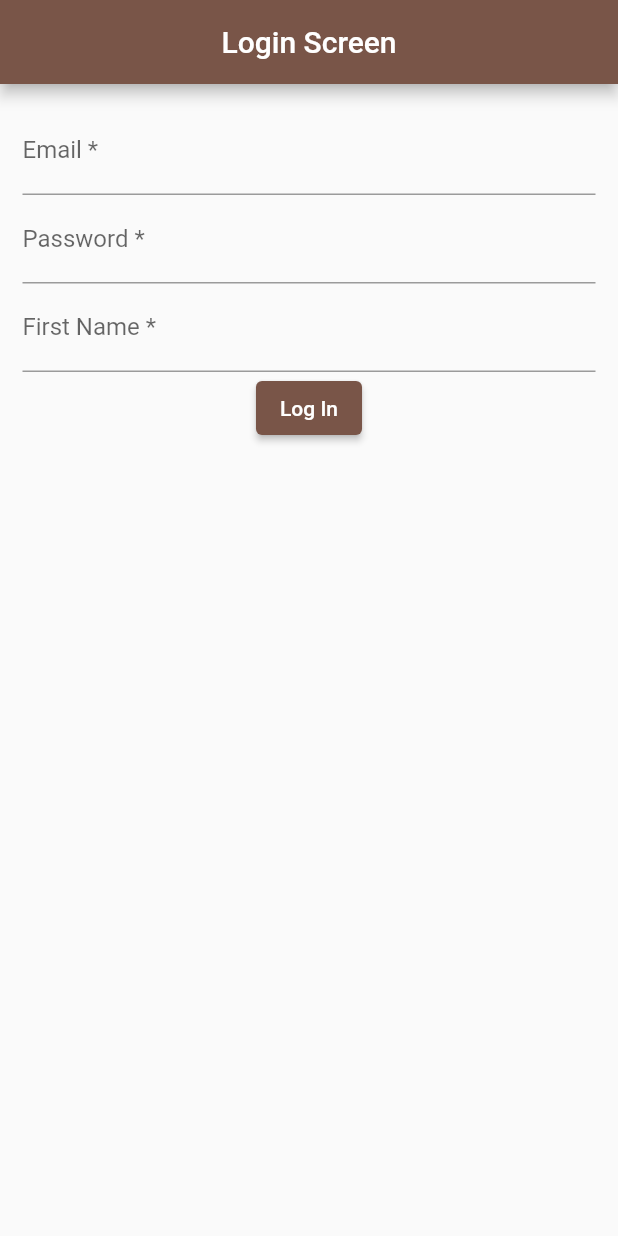
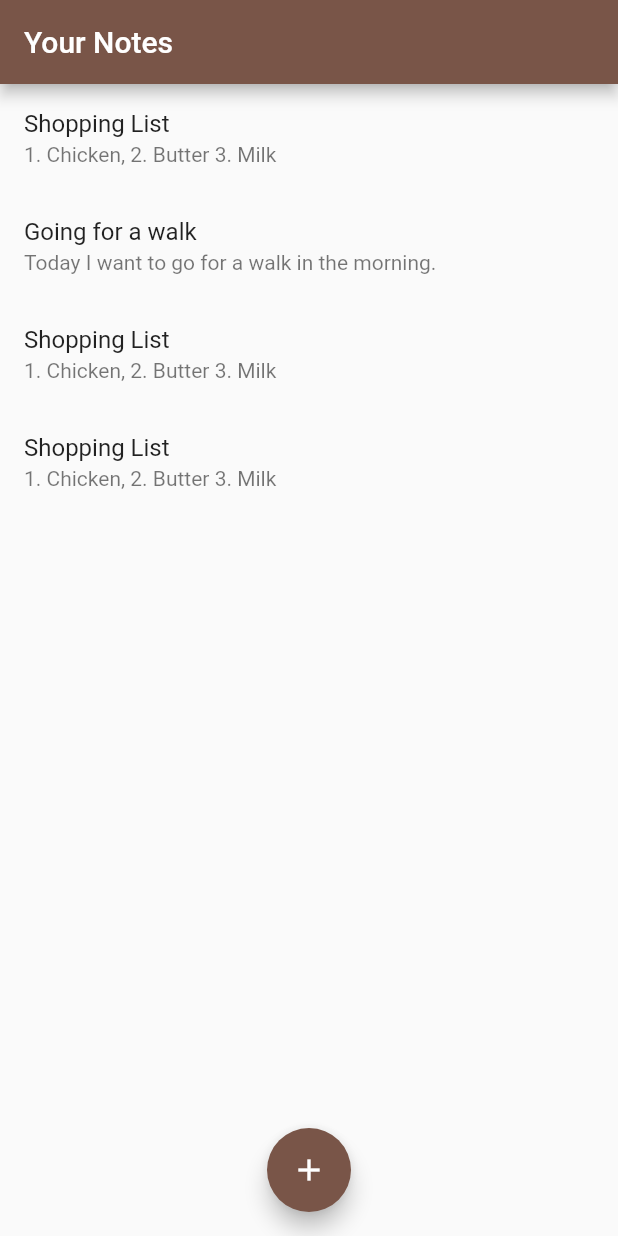
Before and after one commit to TarekFaysal/flutter_project_3, a Flutter app: the screen it shows after launch, on a phone screen of 412 x 824 dp. Run offline on Flutter 3.47's test engine with Material 2 defaults, Android fonts, the phone set to English and light mode, and no system bars.

Commit message:
note app v1

```diff
--- a/lib/main.dart
+++ b/lib/main.dart
@@ -1,7 +1,7 @@
 import 'package:flutter/material.dart';
-import 'package:flutter_project_3/screens/second/second_screen.dart';
-import 'package:flutter_project_3/screens/third/third_screen.dart';
-import 'package:flutter_project_3/screens/welcome/welcome_screen.dart';
+import 'package:flutter_project_3/screens/create_note/create_note_screen.dart';
+import 'package:flutter_project_3/screens/note_details/note_details_screen.dart';
+import 'package:flutter_project_3/screens/notes/notes_screen.dart';
 
 void main() {
   runApp(MyApp());
@@ -30,10 +30,10 @@ class MyApp extends StatelessWidget {
         // closer together (more dense) than on mobile platforms.
         visualDensity: VisualDensity.adaptivePlatformDensity,
       ),
-      home: WelcomeScreen(),
+      home: NotesScreen(),
       routes: {
-        SecondScreen.routeName: (ctx) => SecondScreen(),
-        ThirdScreen.routeName: (ctx) => ThirdScreen()
+        NoteDetailsScreen.routeName: (ctx) => NoteDetailsScreen(),
+        CreateNoteScreen.routeName: (ctx) => CreateNoteScreen()
       },
     );
   }
--- /dev/null
+++ b/lib/model/note.dart
@@ -0,0 +1,12 @@
+class Note {
+  var title;
+  var description;
+  Note(this.title, this.description);
+
+  static List<Note> notes = [
+    Note("Shopping List", "1. Chicken, 2. Butter 3. Milk"),
+    Note("Going for a walk", "Today I want to go for a walk in the morning."),
+    Note("Shopping List", "1. Chicken, 2. Butter 3. Milk"),
+    Note("Shopping List", "1. Chicken, 2. Butter 3. Milk"),
+  ];
+}
--- a/lib/model/user.dart
+++ /dev/null
@@ -1,6 +0,0 @@
-class User {
-  var firstName;
-  var lastName;
-  var address;
-  User({this.firstName, this.lastName, this.address});
-}
--- /dev/null
+++ b/lib/screens/notes/notes_screen.dart
@@ -0,0 +1,37 @@
+import 'package:flutter/material.dart';
+import 'package:flutter_project_3/model/note.dart';
+import 'package:flutter_project_3/screens/create_note/create_note_screen.dart';
+import 'package:flutter_project_3/screens/note_details/note_details_screen.dart';
+
+class NotesScreen extends StatelessWidget {
+  const NotesScreen({Key key}) : super(key: key);
+
+  @override
+  Widget build(BuildContext context) {
+    return Scaffold(
+      appBar: AppBar(
+        title: Text("Your Notes"),
+      ),
+      body: ListView.builder(
+        itemBuilder: (context, index) {
+          return ListTile(
+            onTap: () {
+              Navigator.pushNamed(context, NoteDetailsScreen.routeName,
+                  arguments: Note.notes[index]);
+            },
+            title: Text(Note.notes[index].title),
+            subtitle: Text(Note.notes[index].description),
+          );
+        },
+        itemCount: Note.notes.length,
+      ),
+      floatingActionButton: FloatingActionButton(
+        onPressed: () {
+          Navigator.pushNamed(context, CreateNoteScreen.routeName);
+        },
+        child: Icon(Icons.add),
+      ),
+      floatingActionButtonLocation: FloatingActionButtonLocation.centerFloat,
+    );
+  }
+}
--- a/lib/screens/welcome/welcome_screen.dart
+++ /dev/null
@@ -1,85 +0,0 @@
-import 'package:email_validator/email_validator.dart';
-import 'package:flutter/material.dart';
-
-class WelcomeScreen extends StatefulWidget {
-  const WelcomeScreen({Key key}) : super(key: key);
-
-  @override
-  State<WelcomeScreen> createState() => _WelcomeScreenState();
-}
-
-class _WelcomeScreenState extends State<WelcomeScreen> {
-  TextEditingController emailEditingController = TextEditingController();
-  TextEditingController passwordEditingController = TextEditingController();
-  TextEditingController firstNameEditingController = TextEditingController();
-  final _formKey = GlobalKey<FormState>();
-  @override
-  Widget build(BuildContext context) {
-    return Scaffold(
-      appBar: AppBar(
-        centerTitle: true,
-        title: Text("Login Screen"),
-      ),
-      body: SingleChildScrollView(
-        child: Container(
-          margin: EdgeInsets.all(15),
-          child: Form(
-            key: _formKey,
-            child: Column(
-              children: [
-                TextFormField(
-                  validator: (value) {
-                    if (EmailValidator.validate(value)) {
-                      return null;
-                    } else {
-                      return "Please enter a valid email";
-                    }
-                  },
-                  controller: emailEditingController,
-                  decoration:
-                      InputDecoration(hintText: "Email", labelText: "Email *"),
-                ),
-                TextFormField(
-                  validator: (value) {
-                    if (value.length > 8) {
-                      return null;
-                    } else {
-                      return "Password must be a minimum of 8 characters";
-                    }
-                  },
-                  obscureText: true,
-                  controller: passwordEditingController,
-                  decoration: InputDecoration(
-                      hintText: "Password", labelText: "Password *"),
-                ),
-                //first name
-                TextFormField(
-                  validator: (value) {
-                    if (value.isNotEmpty) {
-                      return null;
-                    } else {
-                      return "Please enter first name";
-                    }
-                  },
-                  obscureText: true,
-                  controller: firstNameEditingController,
-                  decoration: InputDecoration(
-                      hintText: "First Name", labelText: "First Name *"),
-                ),
-                ElevatedButton(
-                    onPressed: () {
-                      if (_formKey.currentState.validate()) {
-                        String email = emailEditingController.text;
-                        String password = passwordEditingController.text;
-                        print(email + password);
-                      }
-                    },
-                    child: Text("Log In"))
-              ],
-            ),
-          ),
-        ),
-      ),
-    );
-  }
-}
--- a/pubspec.yaml
+++ b/pubspec.yaml
@@ -23,7 +23,6 @@ environment:
 dependencies:
   flutter:
     sdk: flutter
-  email_validator: ^2.0.1
 
   # The following adds the Cupertino Icons font to your application.
   # Use with the CupertinoIcons class for iOS style icons.
```
Also changed, not shown: lib/screens/create_note/create_note_screen.dart (added, +65 -0 lines), lib/screens/note_details/note_details_screen.dart (added, +23 -0 lines), lib/screens/second/second_screen.dart (deleted, +0 -28 lines), lib/screens/third/third_screen.dart (deleted, +0 -25 lines), pubspec.lock.
